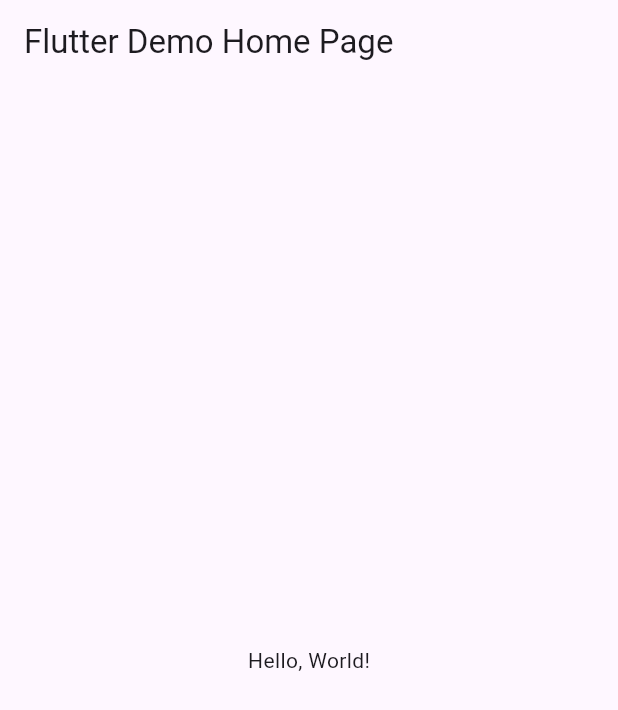
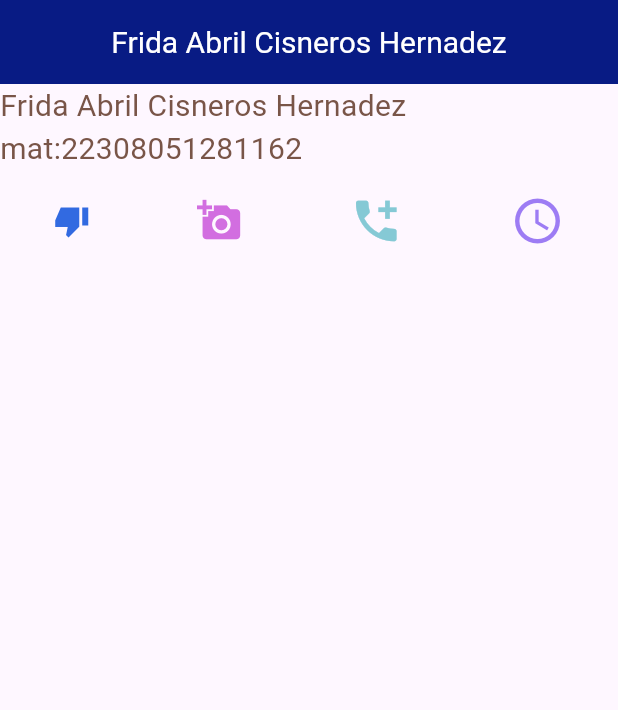
Before and after one commit to Abril-Cisneroos/p9_v1_iconos, a Flutter app: the screen it shows after launch, on a phone screen of 412 x 824 dp. Shown: the top 710 px of the screen. Run offline on Flutter 3.47's test engine with Material 3 defaults, Android fonts, the phone set to English and light mode, and no system bars.

Commit message:
practica 9

```diff
--- a/lib/main.dart
+++ b/lib/main.dart
@@ -1,43 +1,59 @@
 import 'package:flutter/material.dart';
 
-void main() => runApp(MyApp());
+void main() => runApp(MisIconosApp());
 
-class MyApp extends StatelessWidget {
-  const MyApp({super.key});
-  // This widget is the root of your application.
+class MisIconosApp extends StatelessWidget {
+  const MisIconosApp({Key? key}) : super(key: key);
+
   @override
   Widget build(BuildContext context) {
     return MaterialApp(
-      // Application name
-      title: 'Flutter Hello World',
-      // Application theme data, you can set the colors for the application as
-      // you want
-      theme: ThemeData(
-        // useMaterial3: false,
-        primarySwatch: Colors.blue,
-      ),
-      // A widget which will be started on application startup
-      home: MyHomePage(title: 'Flutter Demo Home Page'),
-    );
-  }
-}
-
-class MyHomePage extends StatelessWidget {
-  final String title;
-  const MyHomePage({super.key, required this.title});
-
-  @override
-  Widget build(BuildContext context) {
-    return Scaffold(
-      appBar: AppBar(
-        // The title text which will be shown on the action bar
-        title: Text(title),
-      ),
-      body: Center(
-        child: Text(
-          'Hello, World!',
+      debugShowCheckedModeBanner: false,
+      home: Scaffold(
+        appBar: AppBar(
+          title: Text("Frida Abril Cisneros Hernadez"),
+          titleTextStyle: TextStyle(color: Colors.white, fontSize: 20),
+          centerTitle: true,
+          backgroundColor: Color(0xff081b84),
+        ),
+        body: Column(
+          children: <Widget>[
+            Text(
+              "Frida Abril Cisneros Hernadez mat:22308051281162",
+              style: TextStyle(fontSize: 20, color: Colors.brown),
+            ),
+            SizedBox(
+              height: 15,
+            ),
+            const Row(
+              mainAxisAlignment: MainAxisAlignment.spaceAround,
+              children: <Widget>[
+                Icon(
+                  Icons.thumb_down_alt_sharp,
+                  color: Color(0xff326ae1),
+                  size: 24.0,
+                  semanticLabel: 'Text to announce in accessibility modes',
+                ),
+                Icon(
+                  Icons.add_a_photo,
+                  color: Color(0xffd26ee0),
+                  size: 30.0,
+                ),
+                Icon(
+                  Icons.add_call,
+                  color: Color(0xff85c9d5),
+                  size: 36.0,
+                ),
+                Icon(
+                  Icons.access_time,
+                  color: Color(0xff9d7cf4),
+                  size: 36.0,
+                ),
+              ],
+            ),
+          ],
         ),
       ),
     );
-  }
-}
+  } // Fin widgets
+} // Fin clase MisIconosApp
```
Also changed, not shown: p9_iconos.PNG (added).
